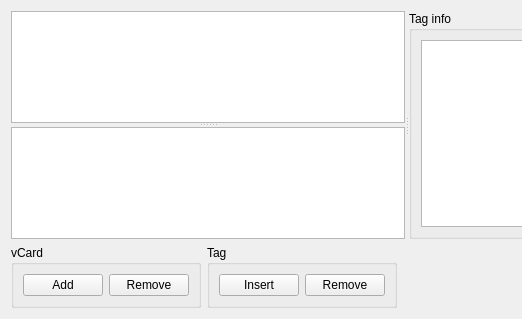
The window that ProjectWidget.ui (westerhofffl/vcard-editor) describes before a commit, drawn with Qt 5; both pictures show x 0 to 522 and y 0 to 319 of the 851 by 319 pixel window.
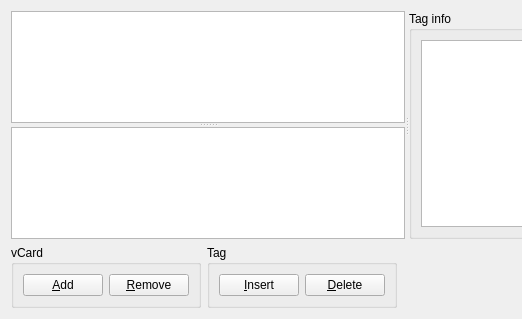
The same window after the commit.

Commit message: + button-shortcuts

Patch:
```diff
--- a/ProjectWidget.ui
+++ b/ProjectWidget.ui
@@ -69,14 +69,14 @@
         <item>
          <widget class="QPushButton" name="addVCardButton">
           <property name="text">
-           <string>Add</string>
+           <string>&amp;Add</string>
           </property>
          </widget>
         </item>
         <item>
          <widget class="QPushButton" name="removeVCardButton">
           <property name="text">
-           <string>Remove</string>
+           <string>&amp;Remove</string>
           </property>
          </widget>
         </item>
@@ -98,14 +98,14 @@
         <item>
          <widget class="QPushButton" name="insertTagButton">
           <property name="text">
-           <string>Insert</string>
+           <string>&amp;Insert</string>
           </property>
          </widget>
         </item>
         <item>
          <widget class="QPushButton" name="removeTagButton">
           <property name="text">
-           <string>Remove</string>
+           <string>&amp;Delete</string>
           </property>
          </widget>
         </item>
```
Left out of the diff: 3 changed lines with no effect on the pictures.
